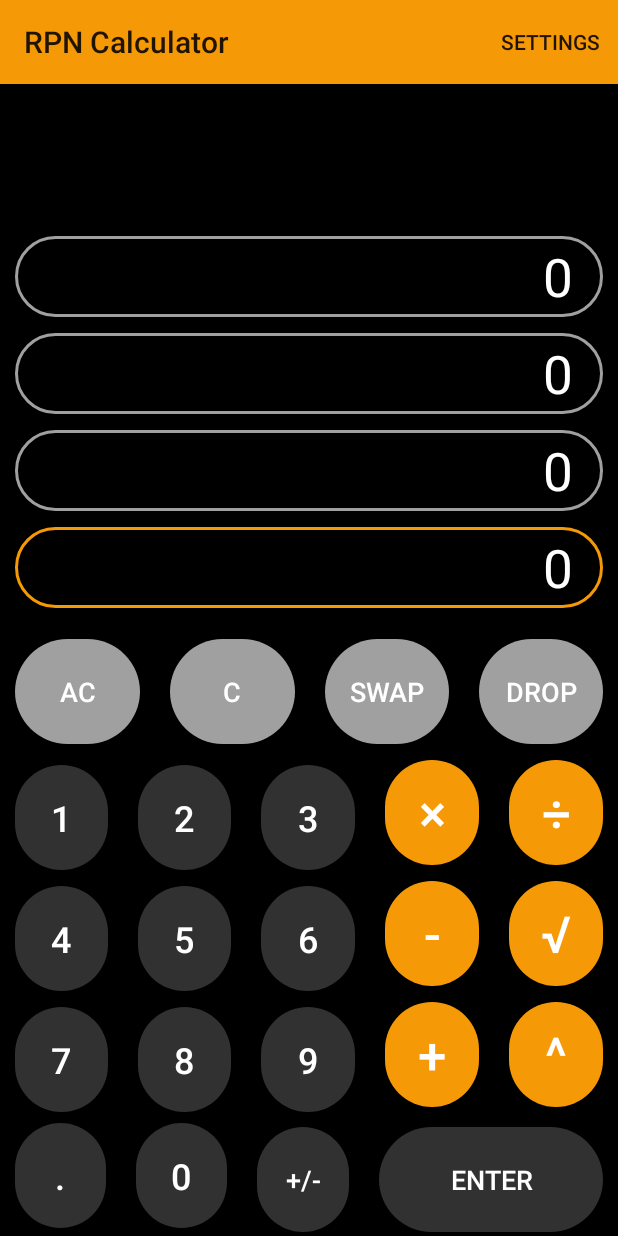
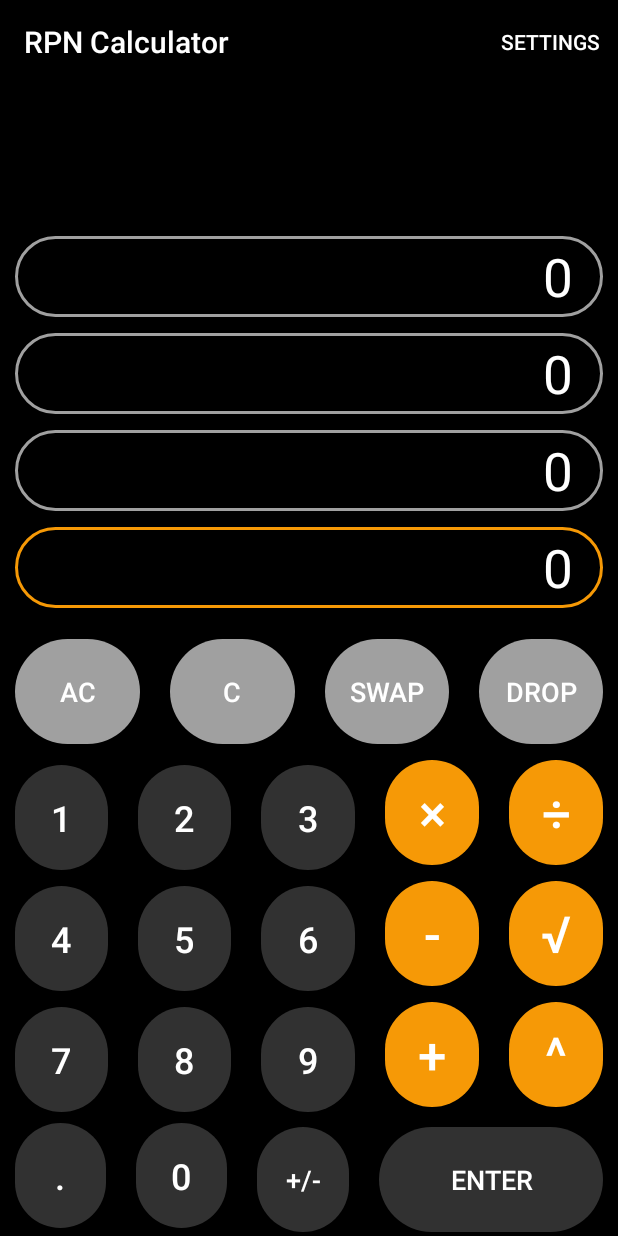
Before and after one commit to wachuuu/RPN-calculator, an Android app: the screen it shows after launch (MainActivity), on a phone screen of 412 x 824 dp. Run offline under Robolectric (Android 15) with nearby library versions, the phone set to English and light mode, and no system bars.

Commit message:
app theme improvements

```diff
--- a/app/src/main/AndroidManifest.xml
+++ b/app/src/main/AndroidManifest.xml
@@ -8,7 +8,7 @@
         android:label="@string/app_name"
         android:roundIcon="@mipmap/ic_launcher_round"
         android:supportsRtl="true"
-        android:theme="@style/Theme.RPNCalc">
+        android:theme="@style/AppTheme.NoActionBar">
         <activity
             android:name=".AppSettings"
             android:exported="false"
@@ -17,7 +17,7 @@
         <activity
             android:name=".MainActivity"
             android:exported="true"
-            android:theme="@style/generalnotitle">
+            android:theme="@style/AppTheme.NoActionBar">
             <intent-filter>
                 <action android:name="android.intent.action.MAIN" />
 
--- a/app/src/main/res/drawable/border.xml
+++ b/app/src/main/res/drawable/border.xml
@@ -4,7 +4,7 @@
     <shape android:shape="rectangle" >
         <corners android:radius="100dp"/>
         <solid android:color="@android:color/transparent" />
-        <stroke android:width="2dp" android:color="@color/primary_light"/>
+        <stroke android:width="2dp" android:color="@color/secondary"/>
     </shape>
     </item>
 </selector>
--- a/app/src/main/res/layout/activity_main.xml
+++ b/app/src/main/res/layout/activity_main.xml
@@ -7,10 +7,6 @@
     android:background="@color/black"
     tools:context=".MainActivity"
     tools:ignore="UsingOnClickInXml">
-
-    <include
-        android:id="@+id/app_toolbar"
-        layout="@layout/app_toolbar" />
 
     <LinearLayout
         android:id="@+id/linearLayout"
@@ -85,6 +81,14 @@
             android:textSize="35sp" />
     </LinearLayout>
 
+    <include
+        android:id="@+id/app_toolbar"
+        layout="@layout/app_toolbar"
+        app:layout_constraintEnd_toEndOf="parent"
+        app:layout_constraintHorizontal_bias="0.5"
+        app:layout_constraintStart_toStartOf="parent"
+        app:layout_constraintTop_toTopOf="parent" />
+
     <TableLayout
         android:id="@+id/tableLayout"
         android:layout_width="match_parent"
@@ -108,7 +112,7 @@
                 android:layout_marginVertical="5dp"
                 android:layout_weight="1"
                 android:background="@drawable/rounded"
-                android:backgroundTint="@color/primary_light"
+                android:backgroundTint="@color/secondary"
                 android:onClick="clearAll"
                 android:text="@string/clearall"
                 android:textColor="@color/white"
@@ -123,7 +127,7 @@
                 android:layout_marginVertical="5dp"
                 android:layout_weight="1"
                 android:background="@drawable/rounded"
-                android:backgroundTint="@color/primary_light"
+                android:backgroundTint="@color/secondary"
                 android:onClick="clear"
                 android:text="@string/clear"
                 android:textColor="@color/white"
@@ -138,7 +142,7 @@
                 android:layout_marginVertical="5dp"
                 android:layout_weight="1"
                 android:background="@drawable/rounded"
-                android:backgroundTint="@color/primary_light"
+                android:backgroundTint="@color/secondary"
                 android:onClick="swap"
                 android:text="@string/swap"
                 android:textColor="@color/white"
@@ -154,7 +158,7 @@
                 android:layout_marginVertical="5dp"
                 android:layout_weight="1"
                 android:background="@drawable/rounded"
-                android:backgroundTint="@color/primary_light"
+                android:backgroundTint="@color/secondary"
                 android:onClick="drop"
                 android:text="@string/drop"
                 android:textColor="@color/white"
--- a/app/src/main/res/layout/app_toolbar.xml
+++ b/app/src/main/res/layout/app_toolbar.xml
@@ -2,6 +2,6 @@
 <androidx.appcompat.widget.Toolbar xmlns:android="http://schemas.android.com/apk/res/android"
     android:layout_width="match_parent"
     android:layout_height="wrap_content"
-    android:theme="@style/toolbar">
+    android:theme="@style/Theme.Toolbar">
 
 </androidx.appcompat.widget.Toolbar>
--- a/app/src/main/res/values-night/themes.xml
+++ /dev/null
@@ -1,16 +0,0 @@
-<resources xmlns:tools="http://schemas.android.com/tools">
-    <!-- Base application theme. -->
-    <style name="Theme.RPNCalc" parent="Theme.MaterialComponents.DayNight.DarkActionBar">
-        <!-- Primary brand color. -->
-        <item name="colorPrimary">@color/purple_200</item>
-        <item name="colorPrimaryVariant">@color/purple_700</item>
-        <item name="colorOnPrimary">@color/black</item>
-        <!-- Secondary brand color. -->
-        <item name="colorSecondary">@color/teal_200</item>
-        <item name="colorSecondaryVariant">@color/teal_200</item>
-        <item name="colorOnSecondary">@color/black</item>
-        <!-- Status bar color. -->
-        <item name="android:statusBarColor" tools:targetApi="l">?attr/colorPrimaryVariant</item>
-        <!-- Customize your theme here. -->
-    </style>
-</resources>
--- a/app/src/main/res/values/colors.xml
+++ b/app/src/main/res/values/colors.xml
@@ -1,17 +1,11 @@
 <?xml version="1.0" encoding="utf-8"?>
 <resources>
-    <color name="purple_200">#FFBB86FC</color>
-    <color name="purple_500">#FF6200EE</color>
-    <color name="purple_700">#FF3700B3</color>
-    <color name="teal_200">#FF03DAC5</color>
-    <color name="teal_700">#FF018786</color>
-
     <color name="black">#FF000000</color>
     <color name="white">#FFFFFFFF</color>
     <color name="gray">#a0a0a0</color>
     <color name="orange">#f69906</color>
 
     <color name="primary">#313131</color>
-    <color name="primary_light">#a0a0a0</color>
+    <color name="secondary">#a0a0a0</color>
     <color name="accent">#f69906</color>
 </resources>
--- a/app/src/main/res/values/styles.xml
+++ b/app/src/main/res/values/styles.xml
@@ -1,16 +1,18 @@
 <?xml version="1.0" encoding="utf-8"?>
 <resources>
-    <style name="AppTheme" parent="Theme.AppCompat.Light.NoActionBar">
+    <style name="AppTheme" parent="Theme.AppCompat.DayNight.NoActionBar">
         <item name="colorPrimary">@color/primary</item>
         <item name="colorPrimaryDark">@color/black</item>
         <item name="colorAccent">@color/accent</item>
     </style>
 
-    <style name="generalnotitle" parent="AppTheme">
+    <style name="AppTheme.NoActionBar" parent="AppTheme">
         <item name="android:windowNoTitle">true</item>
     </style>
 
-    <style name="toolbar" parent="Theme.AppCompat.DayNight.NoActionBar">
-        <item name="android:background">@color/accent</item>
+    <style name="Theme.Toolbar" parent="Theme.AppCompat.DayNight.NoActionBar">
+        <item name="android:textColorPrimary">@color/white</item>
+        <item name="android:textColorSecondary">@color/white</item>
+        <item name="android:background">@color/black</item>
     </style>
 </resources>
--- a/app/src/main/res/values/themes.xml
+++ /dev/null
@@ -1,16 +0,0 @@
-<resources xmlns:tools="http://schemas.android.com/tools">
-    <!-- Base application theme. -->
-    <style name="Theme.RPNCalc" parent="Theme.AppCompat.Light.NoActionBar">
-        <!-- Primary brand color. -->
-        <item name="colorPrimary">@color/accent</item>
-        <item name="colorPrimaryVariant">@color/black</item>
-        <item name="colorOnPrimary">@color/white</item>
-        <!-- Secondary brand color. -->
-        <item name="colorSecondary">@color/accent</item>
-        <item name="colorSecondaryVariant">@color/accent</item>
-        <item name="colorOnSecondary">@color/black</item>
-        <!-- Status bar color. -->
-        <item name="android:statusBarColor" tools:targetApi="l">?attr/colorPrimaryVariant</item>
-        <!-- Customize your theme here. -->
-    </style>
-</resources>
```
